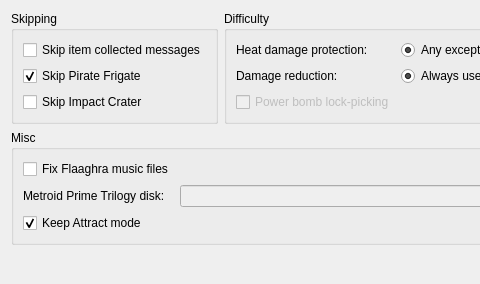
The window that DoorRandomizer/GUI/PatchSettings/patchsettingspanel.ui (YonicDev/mpdr) describes before a commit, drawn with Qt 5; both pictures show x 0 to 480 and y 0 to 284 of the 702 by 284 pixel window.
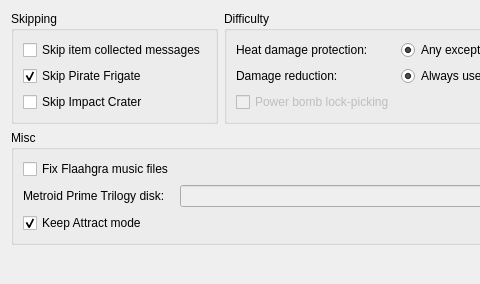
The same window after the commit.

The edit to the form file:
```diff
--- a/DoorRandomizer/GUI/PatchSettings/patchsettingspanel.ui
+++ b/DoorRandomizer/GUI/PatchSettings/patchsettingspanel.ui
@@ -148,7 +148,7 @@
       <item row="0" column="0">
        <widget class="QCheckBox" name="checkBox_fixflaaghra">
         <property name="text">
-         <string>Fix Flaaghra music files</string>
+         <string extracomment="Either &quot;to fix broken music files&quot; or &quot;to use the full version of Flaahgra's song&quot;">Fix Flaahgra music files</string>
         </property>
        </widget>
       </item>
```
Left out of the diff: 16 changed lines with no effect on the pictures.
